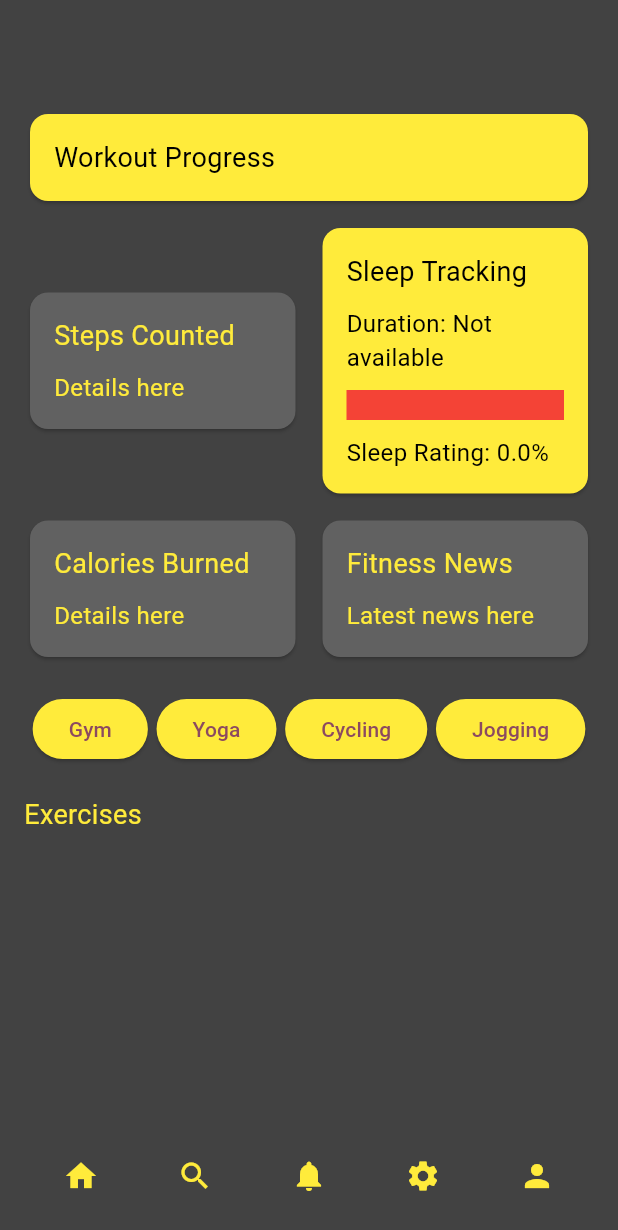
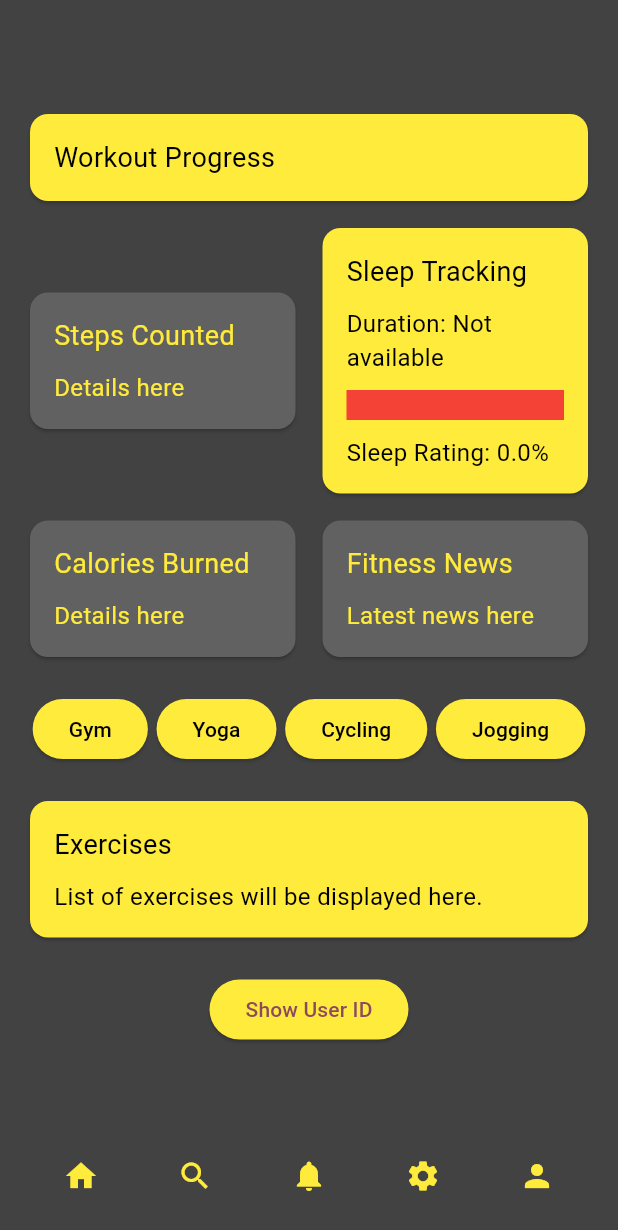
Before and after one commit to RafaelMarian/Project-GymApp_Flutter, a Flutter app: the HomePage screen opened directly with empty values, on a phone screen of 412 x 824 dp. Shown: the top 1230 px of the screen. Run offline on Flutter 3.47's test engine with Material 3 defaults, Android fonts, the phone set to English and light mode, and no system bars; our stand-ins replace cloud_firestore, firebase_auth, firebase_core; accounts and stored records are empty.

Commit message:
adding user id

```diff
--- a/lib/home_page.dart
+++ b/lib/home_page.dart
@@ -7,7 +7,7 @@ import 'jogging_program_selection_page.dart'; // Import JoggingProgramSelectionP
 import 'sleep_input_page.dart';
 import 'package:cloud_firestore/cloud_firestore.dart';
 import 'package:firebase_core/firebase_core.dart'; // Ensure Firebase is initialized
-
+import 'user_id_page.dart'; // Import the new User ID page
 
 class HomePage extends StatefulWidget {
   final UserProfile userProfile;
@@ -155,6 +155,16 @@ class _HomePageState extends State<HomePage> {
     return 0.0;
   }
 
+  void _showUserId() {
+    final userId = widget.userProfile.id;
+    Navigator.push(
+      context,
+      MaterialPageRoute(
+        builder: (context) => UserIdPage(userId: userId), // Navigate to the UserIdPage
+      ),
+    );
+  }
+
   @override
   Widget build(BuildContext context) {
     return Scaffold(
@@ -197,6 +207,16 @@ class _HomePageState extends State<HomePage> {
             _buildWorkoutTypeButtons(),
             SizedBox(height: 20),
             _buildExercisesSection(),
+            SizedBox(height: 20),
+            Center(
+              child: ElevatedButton(
+                onPressed: _showUserId,
+                style: ElevatedButton.styleFrom(
+                  backgroundColor: Colors.yellow,
+                ),
+                child: Text('Show User ID'),
+              ),
+            ),
           ],
         ),
       ),
@@ -296,7 +316,10 @@ class _HomePageState extends State<HomePage> {
           style: ElevatedButton.styleFrom(
             backgroundColor: Colors.yellow,
           ),
-          child: Text('Gym'),
+          child: Text(
+            'Gym',
+            style: TextStyle(color: Colors.black),
+          ),
         ),
         ElevatedButton(
           onPressed: () {
@@ -310,7 +333,10 @@ class _HomePageState extends State<HomePage> {
           style: ElevatedButton.styleFrom(
             backgroundColor: Colors.yellow,
           ),
-          child: Text('Yoga'),
+          child: Text(
+            'Yoga',
+            style: TextStyle(color: Colors.black),
+          ),
         ),
         ElevatedButton(
           onPressed: () {
@@ -324,7 +350,10 @@ class _HomePageState extends State<HomePage> {
           style: ElevatedButton.styleFrom(
             backgroundColor: Colors.yellow,
           ),
-          child: Text('Cycling'),
+          child: Text(
+            'Cycling',
+            style: TextStyle(color: Colors.black),
+          ),
         ),
         ElevatedButton(
           onPressed: () {
@@ -338,23 +367,39 @@ class _HomePageState extends State<HomePage> {
           style: ElevatedButton.styleFrom(
             backgroundColor: Colors.yellow,
           ),
-          child: Text('Jogging'),
+          child: Text(
+            'Jogging',
+            style: TextStyle(color: Colors.black),
+          ),
         ),
       ],
     );
   }
 
   Widget _buildExercisesSection() {
-    return Column(
+    return Container(
+      width: double.infinity,
+      child: Card(
+        color: Colors.yellow,
+        child: Padding(
+          padding: EdgeInsets.all(16.0),
+          child: Column(
             crossAxisAlignment: CrossAxisAlignment.start,
             children: [
               Text(
                 'Exercises',
-          style: TextStyle(fontSize: 18, color: Colors.yellow),
+                style: TextStyle(fontSize: 18, color: Colors.black),
               ),
               SizedBox(height: 10),
-        // Add your exercise widgets here
+              // Add your exercise list or content here
+              Text(
+                'List of exercises will be displayed here.',
+                style: TextStyle(fontSize: 16, color: Colors.black),
+              ),
             ],
+          ),
+        ),
+      ),
     );
   }
 }
--- a/lib/user_profile.dart
+++ b/lib/user_profile.dart
@@ -1,12 +1,14 @@
 class UserProfile {
-  String name = '';
-  String age = '';
-  String height = '';
-  String weight = '';
-  String gender = '';
-  String gymFrequency = '';
+  String id;
+  String name;
+  String age;
+  String height;
+  String weight;
+  String gender;
+  String gymFrequency;
 
   UserProfile({
+    required this.id, // Require the Firebase user ID
     this.name = '',
     this.age = '',
     this.height = '',
--- /dev/null
+++ b/lib/user_profile_service.dart
@@ -0,0 +1,17 @@
+import 'package:firebase_auth/firebase_auth.dart';
+
+class UserProfileService {
+  final FirebaseAuth _auth = FirebaseAuth.instance;
+
+  // Function to get the current user's ID from Firebase
+  Future<String?> getUserId() async {
+    User? user = _auth.currentUser;
+    if (user != null) {
+      return user.uid; // Return the Firebase user ID
+    } else {
+      return null; // User not logged in
+    }
+  }
+
+  // Additional methods for user profile management can be added here
+}
```
Also changed, not shown: lib/create_training_plan_gym.dart (added, +56 -0 lines), lib/gym_program_selection_page.dart (+19 -2 lines), lib/my_personal_trainer_plan_gym_page.dart (+60 -51 lines), lib/questionnaire_page.dart (+55 -20 lines), lib/user_id_page.dart (added, +51 -0 lines), 1 other file. Lines whose indentation alone changed are shown as unchanged.
